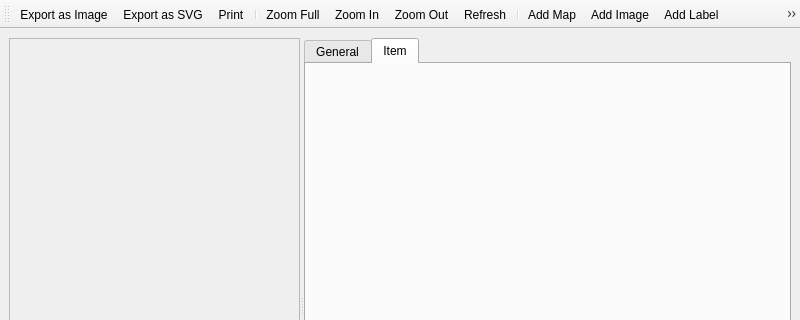
Above: src/ui/qgscomposerbase.ui from stopa85/Quantum-GIS before the change; both pictures show x 0 to 800 and y 0 to 320 of the 800 by 609 pixel window. Below: the same form after it.
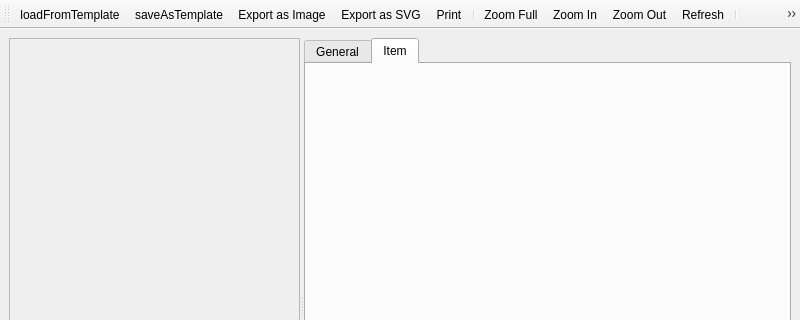
That is the form after the change. Icons and pictures are not drawn.

Commit message: First implementation of template mechanism

Patch:
```diff
--- a/src/ui/qgscomposerbase.ui
+++ b/src/ui/qgscomposerbase.ui
@@ -229,6 +229,8 @@
    <attribute name="toolBarBreak" >
     <bool>false</bool>
    </attribute>
+   <addaction name="mActionLoadFromTemplate" />
+   <addaction name="mActionSaveAsTemplate" />
    <addaction name="mActionExportAsImage" />
    <addaction name="mActionExportAsSVG" />
    <addaction name="mActionPrint" />
@@ -367,6 +369,22 @@
     <string>Add Image</string>
    </property>
   </action>
+  <action name="mActionLoadFromTemplate" >
+   <property name="icon" >
+    <iconset>../../images/themes/default/mActionFileOpen.png</iconset>
+   </property>
+   <property name="text" >
+    <string>loadFromTemplate</string>
+   </property>
+  </action>
+  <action name="mActionSaveAsTemplate" >
+   <property name="icon" >
+    <iconset>../../images/themes/default/mActionFileSaveAs.png</iconset>
+   </property>
+   <property name="text" >
+    <string>saveAsTemplate</string>
+   </property>
+  </action>
  </widget>
  <tabstops>
   <tabstop>mOptionsTabWidget</tabstop>
```
The commit also changes 2 other files.
